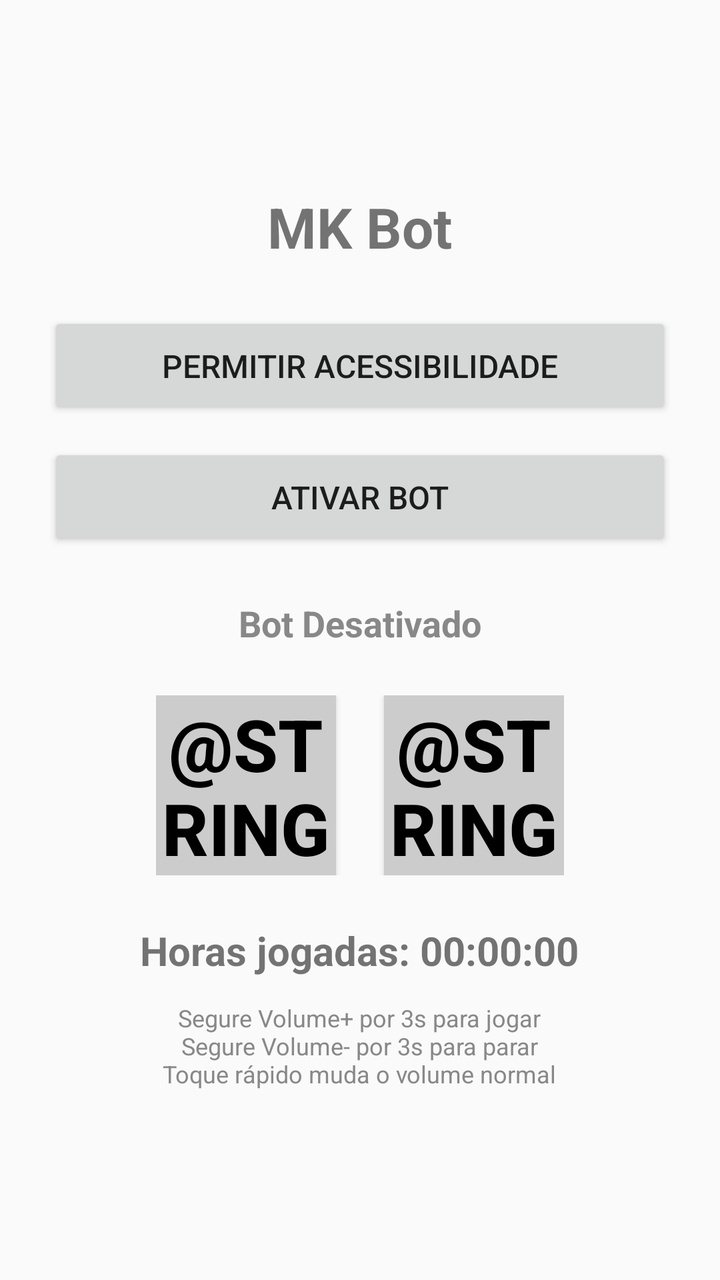
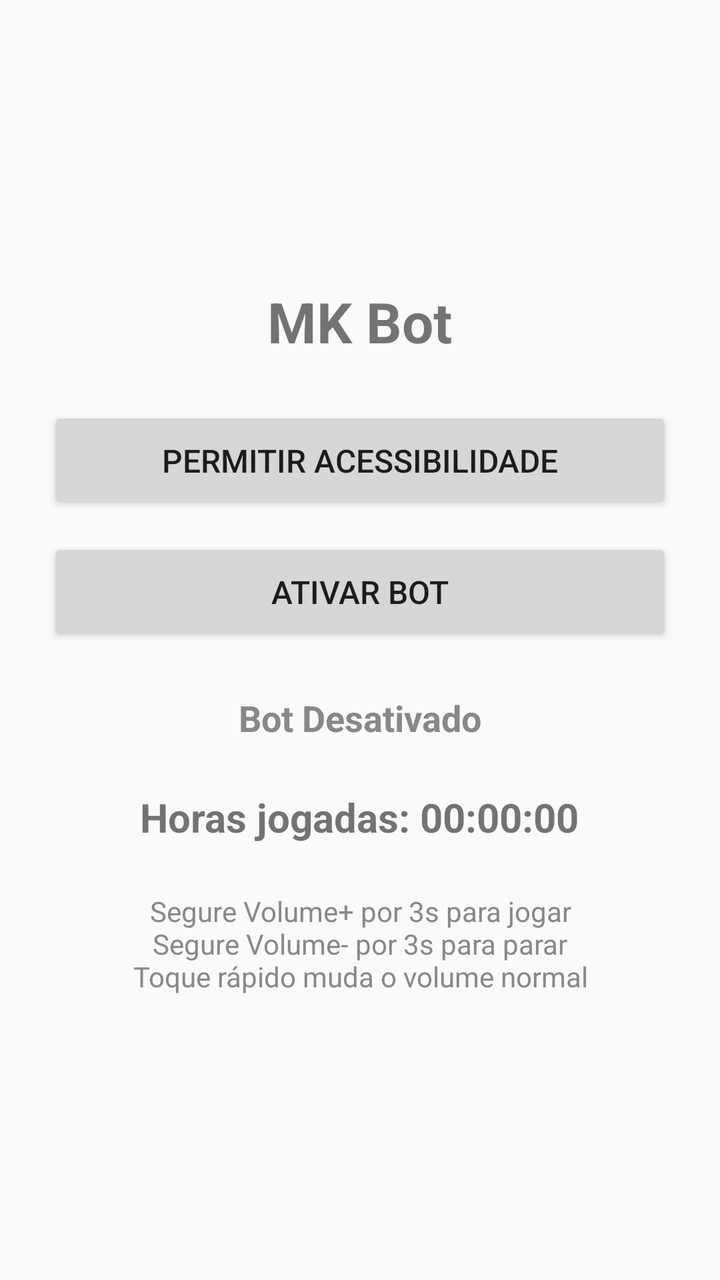

An Android layout rendered at two revisions. The XML below is the earlier revision; the diff shows what the commit changed to produce the second picture.
<!-- AndroidManifest.xml: application theme Theme.AppCompat.Light.NoActionBar -->
<!-- res/layout/activity_main.xml -->
<?xml version="1.0" encoding="utf-8"?>
<LinearLayout xmlns:android="http://schemas.android.com/apk/res/android"
    android:layout_width="match_parent"
    android:layout_height="match_parent"
    android:orientation="vertical"
    android:padding="24dp"
    android:gravity="center">

    <TextView
        android:layout_width="wrap_content"
        android:layout_height="wrap_content"
        android:text="MK Bot"
        android:textSize="28sp"
        android:textStyle="bold"
        android:paddingBottom="24dp" />

    <Button
        android:id="@+id/btnA11y"
        android:layout_width="match_parent"
        android:layout_height="wrap_content"
        android:text="@string/enable_accessibility"
        android:padding="16dp"
        android:textSize="16sp"
        android:layout_marginBottom="12dp" />

    <Button
        android:id="@+id/btnActivate"
        android:layout_width="match_parent"
        android:layout_height="wrap_content"
        android:text="@string/activate_bot"
        android:padding="16dp"
        android:textSize="16sp"
        android:layout_marginBottom="24dp" />

    <TextView
        android:id="@+id/txtStatus"
        android:layout_width="wrap_content"
        android:layout_height="wrap_content"
        android:text="@string/bot_inactive"
        android:textSize="18sp"
        android:textStyle="bold"
        android:textColor="#888888"
        android:paddingBottom="24dp" />

    <LinearLayout
        android:layout_width="wrap_content"
        android:layout_height="wrap_content"
        android:orientation="horizontal"
        android:gravity="center"
        android:paddingBottom="24dp">

        <Button
            android:id="@+id/btnMinus"
            android:layout_width="90dp"
            android:layout_height="90dp"
            android:text="@string/minus"
            android:textSize="36sp"
            android:textStyle="bold"
            android:background="#CCCCCC"
            android:textColor="#000000"
            android:layout_marginEnd="24dp" />

        <Button
            android:id="@+id/btnPlus"
            android:layout_width="90dp"
            android:layout_height="90dp"
            android:text="@string/plus"
            android:textSize="36sp"
            android:textStyle="bold"
            android:background="#CCCCCC"
            android:textColor="#000000" />

    </LinearLayout>

    <TextView
        android:id="@+id/txtHours"
        android:layout_width="wrap_content"
        android:layout_height="wrap_content"
        android:text="Horas jogadas: 00:00:00"
        android:textSize="20sp"
        android:textStyle="bold"
        android:paddingBottom="12dp" />

    <TextView
        android:id="@+id/txtHint"
        android:layout_width="wrap_content"
        android:layout_height="wrap_content"
        android:text="@string/hold_hint"
        android:textSize="12sp"
        android:textColor="#888888"
        android:textAlignment="center" />

</LinearLayout>
<!-- resources referenced by this layout -->
<resources>
  <string name="activate_bot">Ativar Bot</string>
  <string name="bot_inactive">Bot Desativado</string>
  <string name="enable_accessibility">Permitir Acessibilidade</string>
  <string name="hold_hint">Segure Volume+ por 3s para jogar\nSegure Volume- por 3s para parar\nToque rápido muda o volume normal</string>
</resources>

<!-- the commit's change to res/layout/activity_main.xml (unified diff, before → after) -->
@@ -42,36 +42,6 @@
         android:textColor="#888888"
         android:paddingBottom="24dp" />
 
-    <LinearLayout
-        android:layout_width="wrap_content"
-        android:layout_height="wrap_content"
-        android:orientation="horizontal"
-        android:gravity="center"
-        android:paddingBottom="24dp">
-
-        <Button
-            android:id="@+id/btnMinus"
-            android:layout_width="90dp"
-            android:layout_height="90dp"
-            android:text="@string/minus"
-            android:textSize="36sp"
-            android:textStyle="bold"
-            android:background="#CCCCCC"
-            android:textColor="#000000"
-            android:layout_marginEnd="24dp" />
-
-        <Button
-            android:id="@+id/btnPlus"
-            android:layout_width="90dp"
-            android:layout_height="90dp"
-            android:text="@string/plus"
-            android:textSize="36sp"
-            android:textStyle="bold"
-            android:background="#CCCCCC"
-            android:textColor="#000000" />
-
-    </LinearLayout>
-
     <TextView
         android:id="@+id/txtHours"
         android:layout_width="wrap_content"
@@ -79,14 +49,14 @@
         android:text="Horas jogadas: 00:00:00"
         android:textSize="20sp"
         android:textStyle="bold"
-        android:paddingBottom="12dp" />
+        android:paddingBottom="24dp" />
 
     <TextView
         android:id="@+id/txtHint"
         android:layout_width="wrap_content"
         android:layout_height="wrap_content"
         android:text="@string/hold_hint"
-        android:textSize="12sp"
+        android:textSize="14sp"
         android:textColor="#888888"
         android:textAlignment="center" />
 
